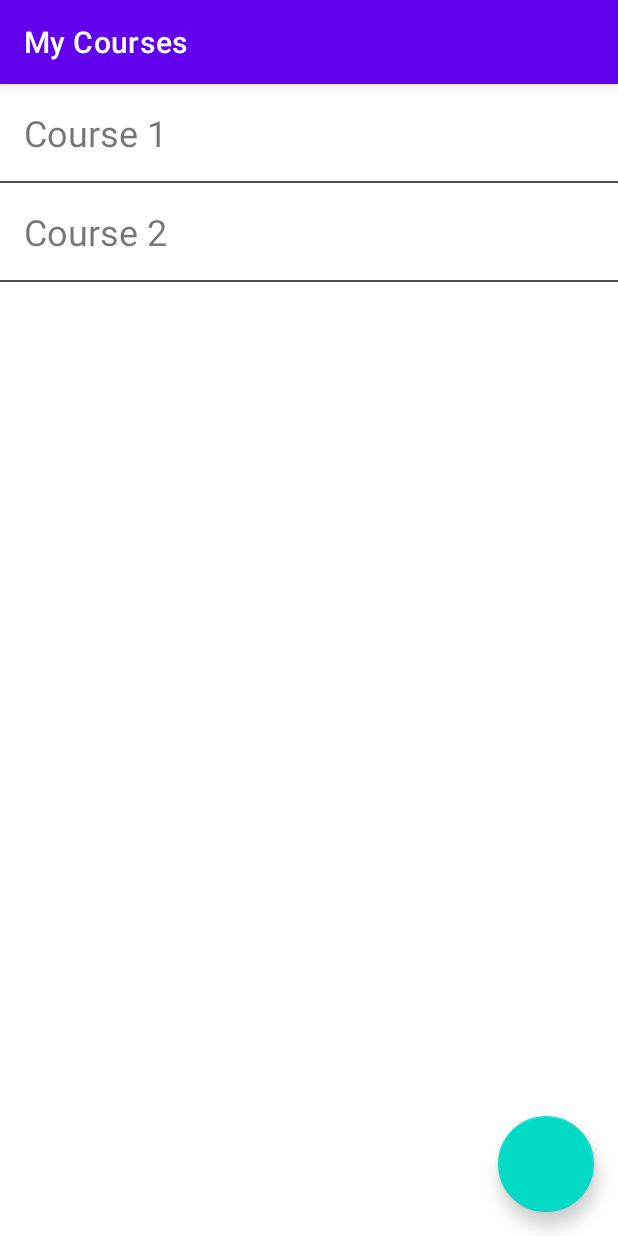
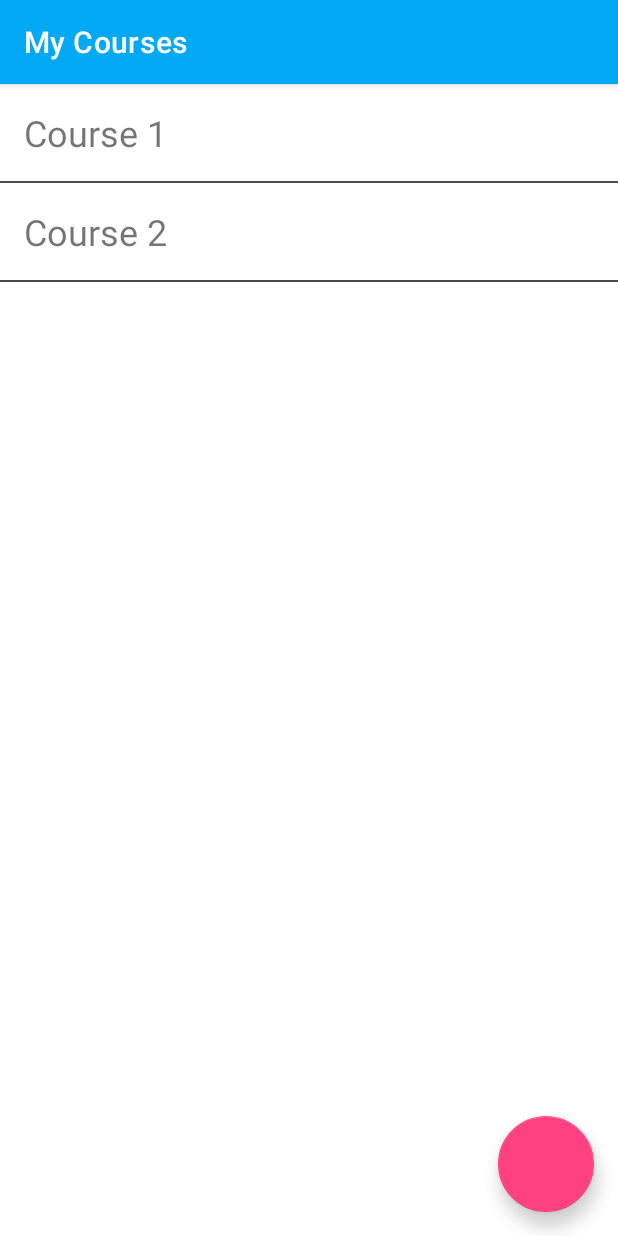
Before and after one commit to FlameAlchemist16/My_Courses_app, an Android app: the screen it shows after launch (MainActivity), on a phone screen of 412 x 824 dp. Run offline under Robolectric (Android 15) with nearby library versions, the phone set to English and light mode, and no system bars.

Commit message:
Adding changed value files

```diff
--- a/app/src/main/res/values/colors.xml
+++ b/app/src/main/res/values/colors.xml
@@ -1,11 +1,12 @@
 <?xml version="1.0" encoding="utf-8"?>
 <resources>
+    <color name="cyan">#00BCD4</color>
     <color name="pink_400">#FF4081</color>
-    <color name="purple_200">#FFBB86FC</color>
-    <color name="purple_500">#FF6200EE</color>
-    <color name="purple_700">#FF3700B3</color>
+    <color name="blue_200">#B3E5FC</color>
+    <color name="blue_500">#03A9F4</color>
+    <color name="blue_700">#0288D1</color>
     <color name="teal_200">#FF03DAC5</color>
-    <color name="teal_700">#FF018786</color>
+    <color name="teal">#FF018786</color>
     <color name="black">#FF000000</color>
     <color name="white">#FFFFFFFF</color>
 </resources>
--- a/app/src/main/res/values/styles.xml
+++ b/app/src/main/res/values/styles.xml
@@ -1,3 +1,11 @@
 <?xml version="1.0" encoding="utf-8"?>
 <resources>
+    <style name="course_banner1" parent="">
+        <item name="android:shape">rectangle</item>
+        <item name="android:activityOpenEnterAnimation">@android:anim/slide_in_left</item>
+    </style>
+    <style name="course_banner2" parent="">
+        <item name="android:shape">rectangle</item>
+        <item name="android:activityOpenEnterAnimation">@android:anim/slide_in_left</item>
+    </style>
 </resources>
--- a/app/src/main/res/values/themes.xml
+++ b/app/src/main/res/values/themes.xml
@@ -2,13 +2,13 @@
     <!-- Base application theme. -->
     <style name="Theme.Course_schedule_tracker" parent="Theme.MaterialComponents.DayNight.DarkActionBar">
         <!-- Primary brand color. -->
-        <item name="colorPrimary">@color/purple_500</item>
-        <item name="colorPrimaryVariant">@color/purple_700</item>
-        <item name="colorOnPrimary">@color/white</item>
+        <item name="colorPrimary">@color/blue_500</item>
+        <item name="colorPrimaryVariant">@color/blue_700</item>
+        <item name="colorOnPrimary">@color/pink_400</item>
         <!-- Secondary brand color. -->
-        <item name="colorSecondary">@color/teal_200</item>
-        <item name="colorSecondaryVariant">@color/teal_700</item>
-        <item name="colorOnSecondary">@color/black</item>
+        <item name="colorSecondary">@color/pink_400</item>
+        <item name="colorSecondaryVariant">@color/blue_200</item>
+        <item name="colorOnSecondary">@color/white</item>
         <!-- Status bar color. -->
         <item name="android:statusBarColor" tools:targetApi="l">?attr/colorPrimaryVariant</item>
         <!-- Customize your theme here. -->
```
Also changed, not shown: app/src/main/res/values/strings.xml (line endings or trailing spaces).
